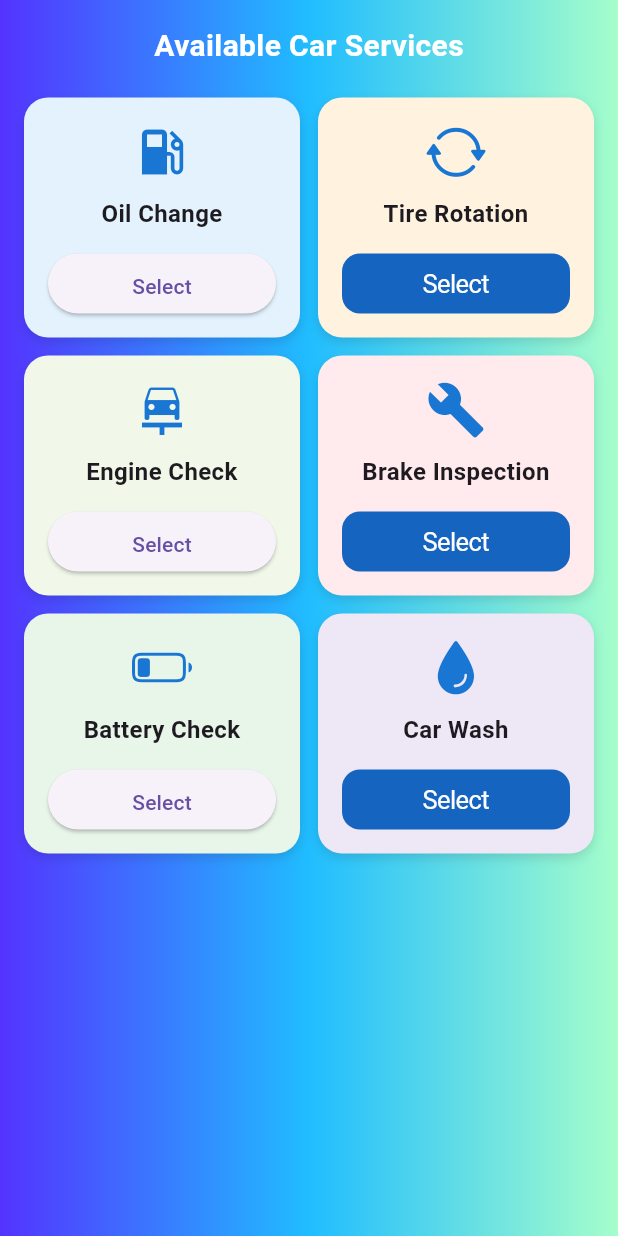
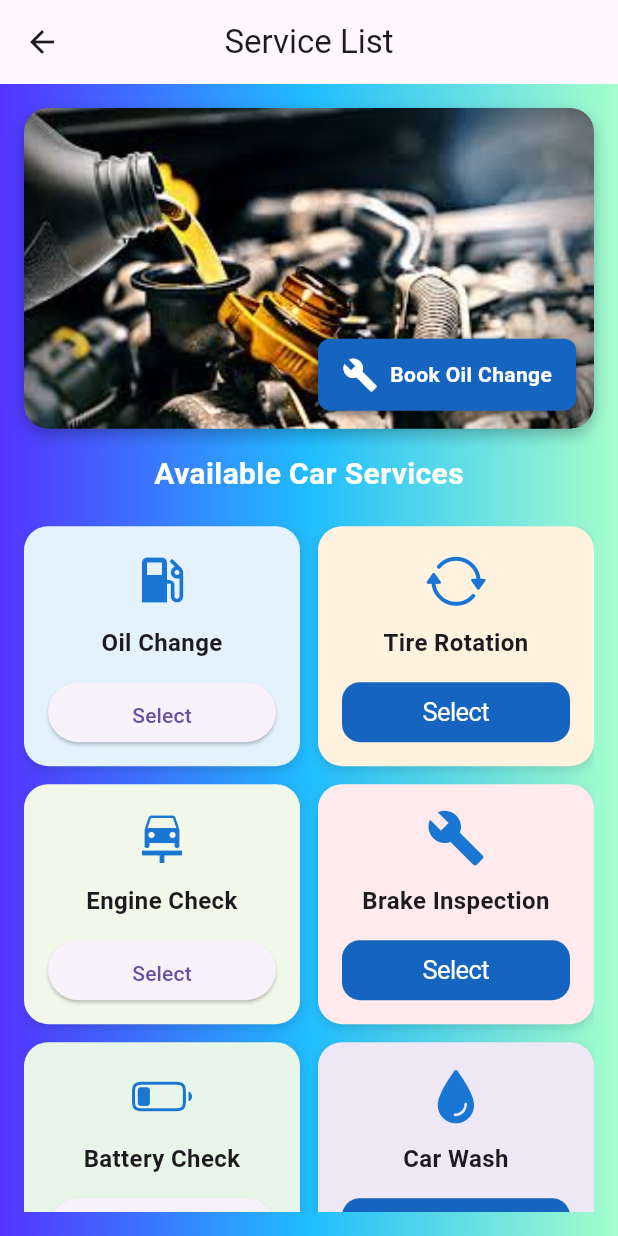
Before and after one commit to exile213/Activity1-2_PROFE8-Diaz, a Flutter app: the ServicesView screen opened directly, on a phone screen of 412 x 824 dp. Run offline on Flutter 3.47's test engine with Material 3 defaults, Android fonts, the phone set to English and light mode, and no system bars.

Commit message:
Add oil change hero widget and update services view
Introduced OilChangeHero widget with image and booking button, and added it to the top of the services view. Added TwoExpandedRow widget to the profile view for summary display. Updated pubspec.yaml to include the new oilchange.jpg asset.

```diff
--- a/lib/views/profile_view.dart
+++ b/lib/views/profile_view.dart
@@ -1,5 +1,6 @@
 import 'package:flutter/material.dart';
 import '../widgets/profile_card.dart';
+import '../widgets/two_expanded_row.dart';
 
 class ProfileView extends StatelessWidget {
   const ProfileView({super.key});
@@ -30,6 +31,8 @@ class ProfileView extends StatelessWidget {
                     email: 'emil@gmail.com',
                     phone: '09695282766',
                   ),
+                  SizedBox(height: 16),
+                  TwoExpandedRow(),
                 ],
               ),
             ),
--- a/lib/views/services_view.dart
+++ b/lib/views/services_view.dart
@@ -2,6 +2,7 @@ import 'package:flutter/material.dart';
 import 'package:flutter_staggered_grid_view/flutter_staggered_grid_view.dart';
 import 'package:flutter/cupertino.dart';
 import '../widgets/custom_action_button.dart';
+import '../widgets/oil_change_hero.dart';
 
 class ServicesView extends StatelessWidget {
   const ServicesView({super.key});
@@ -41,16 +42,14 @@ class ServicesView extends StatelessWidget {
 
   @override
   Widget build(BuildContext context) {
-    return Container(
+    return Scaffold(
+      appBar: AppBar(title: const Text('Service List'), centerTitle: true),
+      body: Container(
         decoration: const BoxDecoration(
           gradient: LinearGradient(
             begin: Alignment.centerLeft,
             end: Alignment.centerRight,
-          colors: [
-            Color(0xFF5433FF),
-            Color(0xFF20BDFF),
-            Color(0xFFA5FECB),
-          ],
+            colors: [Color(0xFF5433FF), Color(0xFF20BDFF), Color(0xFFA5FECB)],
           ),
         ),
         child: Center(
@@ -60,6 +59,8 @@ class ServicesView extends StatelessWidget {
               padding: const EdgeInsets.all(16.0),
               child: Column(
                 children: [
+                  const OilChangeHero(),
+                  const SizedBox(height: 16),
                   const Text(
                     "Available Car Services",
                     style: TextStyle(
@@ -98,12 +99,17 @@ class ServicesView extends StatelessWidget {
                               padding: const EdgeInsets.all(16.0),
                               child: Column(
                                 crossAxisAlignment: CrossAxisAlignment.center,
-                            mainAxisAlignment: MainAxisAlignment.spaceBetween,
+                                mainAxisAlignment:
+                                    MainAxisAlignment.spaceBetween,
                                 children: [
                                   Column(
                                     mainAxisSize: MainAxisSize.min,
                                     children: [
-                                  Icon(item.iconData, size: 40, color: Colors.blue[700]),
+                                      Icon(
+                                        item.iconData,
+                                        size: 40,
+                                        color: Colors.blue[700],
+                                      ),
                                       const SizedBox(height: 10),
                                       Text(
                                         item.title,
@@ -153,6 +159,7 @@ class ServicesView extends StatelessWidget {
             ),
           ),
         ),
+      ),
     );
   }
 }
--- /dev/null
+++ b/lib/widgets/oil_change_hero.dart
@@ -0,0 +1,76 @@
+import 'package:flutter/material.dart';
+
+class OilChangeHero extends StatelessWidget {
+  final VoidCallback? onBook;
+  const OilChangeHero({super.key, this.onBook});
+
+  @override
+  Widget build(BuildContext context) {
+    return Container(
+      decoration: BoxDecoration(
+        borderRadius: BorderRadius.circular(16),
+        boxShadow: const [
+          BoxShadow(color: Colors.black26, blurRadius: 8, offset: Offset(0, 4)),
+        ],
+      ),
+      child: ClipRRect(
+        borderRadius: BorderRadius.circular(16),
+        child: Stack(
+          children: [
+            AspectRatio(
+              aspectRatio: 16 / 9,
+              child: Image.asset(
+                'assets/images/oilchange.jpg',
+                fit: BoxFit.cover,
+              ),
+            ),
+            Positioned(
+              bottom: 12,
+              right: 12,
+              child: Container(
+                decoration: BoxDecoration(
+                  color: const Color(0xFF1565C0),
+                  borderRadius: BorderRadius.circular(8),
+                  boxShadow: const [
+                    BoxShadow(
+                      color: Colors.black54,
+                      blurRadius: 4,
+                      offset: Offset(0, 2),
+                    ),
+                  ],
+                ),
+                child: Material(
+                  color: Colors.transparent,
+                  child: InkWell(
+                    borderRadius: BorderRadius.circular(8),
+                    onTap: onBook,
+                    child: Padding(
+                      padding: const EdgeInsets.symmetric(
+                        horizontal: 16,
+                        vertical: 12,
+                      ),
+                      child: Row(
+                        mainAxisSize: MainAxisSize.min,
+                        children: const [
+                          Icon(Icons.build, color: Colors.white),
+                          SizedBox(width: 8),
+                          Text(
+                            'Book Oil Change',
+                            style: TextStyle(
+                              color: Colors.white,
+                              fontWeight: FontWeight.w600,
+                            ),
+                          ),
+                        ],
+                      ),
+                    ),
+                  ),
+                ),
+              ),
+            ),
+          ],
+        ),
+      ),
+    );
+  }
+}
--- a/pubspec.yaml
+++ b/pubspec.yaml
@@ -58,10 +58,8 @@ flutter:
   # the material Icons class.
   uses-material-design: true
 
-  # To add assets to your application, add an assets section, like this:
-  # assets:
-  #   - images/a_dot_burr.jpeg
-  #   - images/a_dot_ham.jpeg
+  assets:
+    - assets/images/oilchange.jpg
 
   # An image asset can refer to one or more resolution-specific "variants", see
   # https://flutter.dev/to/resolution-aware-images
```
Also changed, not shown: lib/widgets/two_expanded_row.dart (added, +58 -0 lines), assets/images/oilchange.jpg (added). Lines whose indentation alone changed are shown as unchanged.
